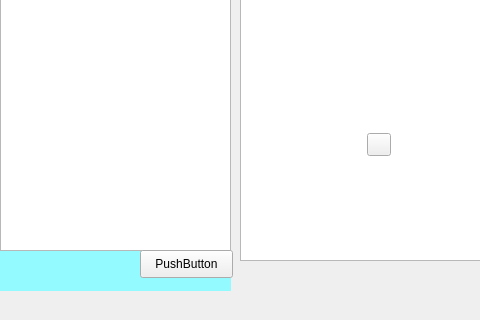
Before: the Qt Designer form 1232323/mainwindow.ui in sinofp/linpop9102, drawn with Qt 5; both pictures show x 0 to 480 and y 280 to 600 of the 837 by 600 pixel window.
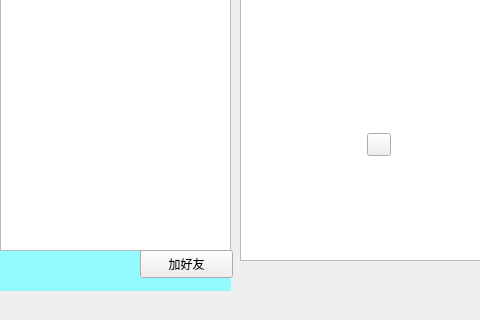
After: the same form once the commit is applied. Icons and pictures are not drawn.

```diff
--- a/1232323/mainwindow.ui
+++ b/1232323/mainwindow.ui
@@ -89,7 +89,7 @@
      </rect>
     </property>
     <property name="text">
-     <string>PushButton</string>
+     <string>加好友</string>
     </property>
    </widget>
    <widget class="QTextEdit" name="textEdit">
```
